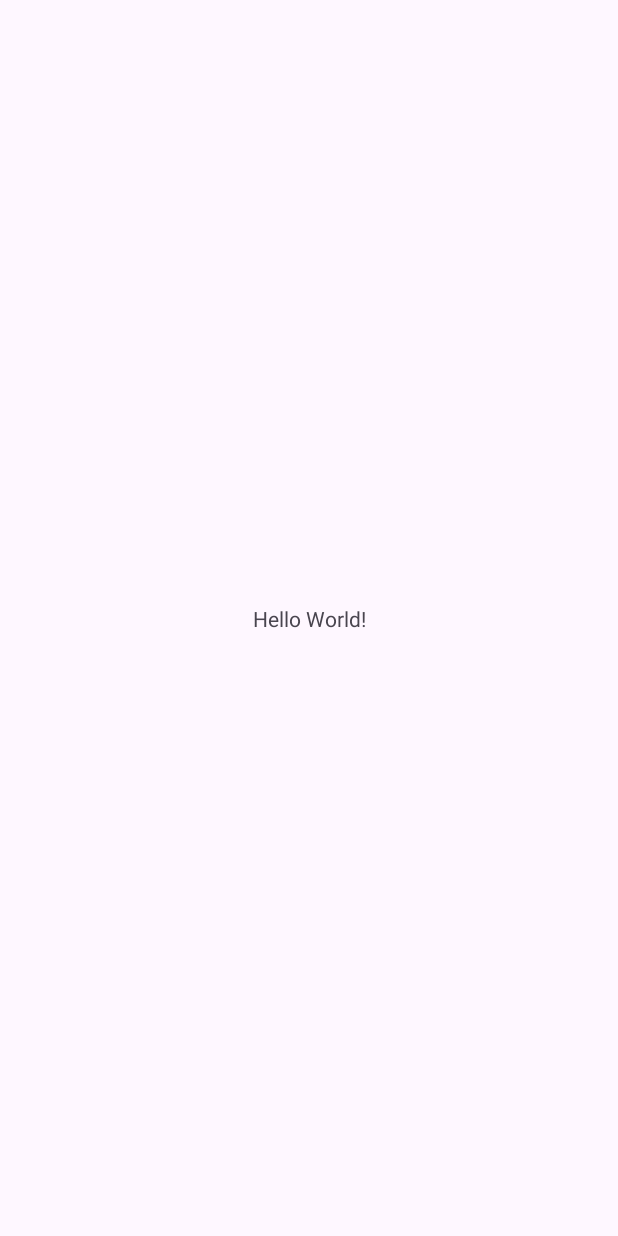
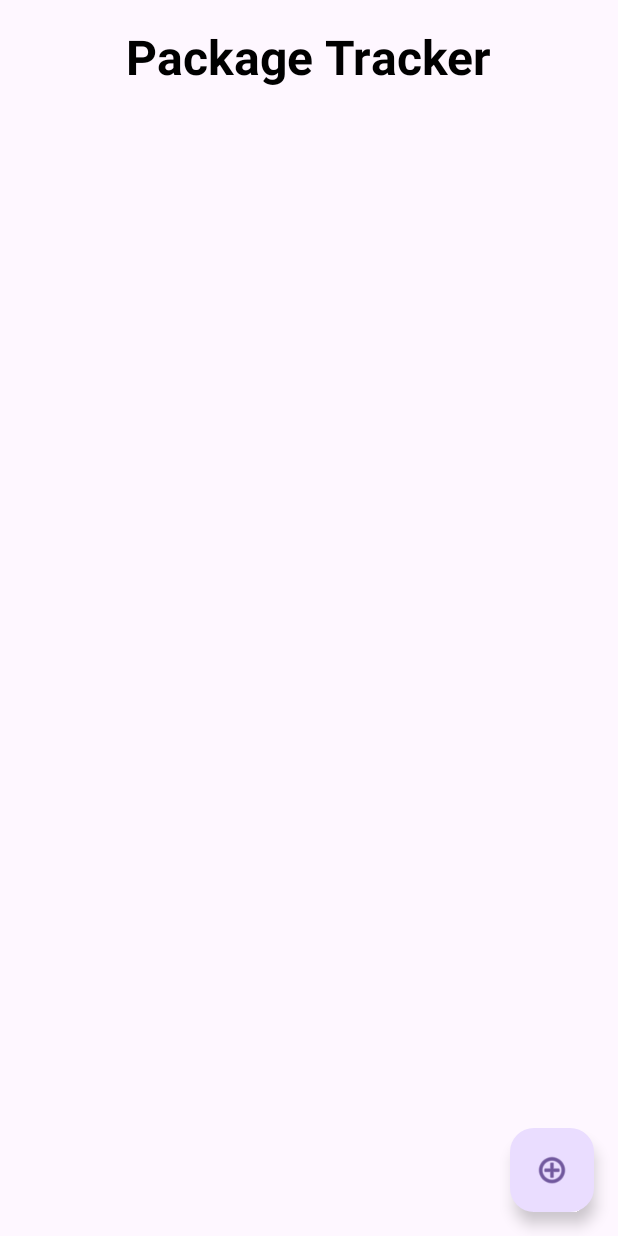
Before and after one commit to enriquegarcia92/Parcial_1_00093619, an Android app: the screen it shows after launch (MainActivity), on a phone screen of 412 x 824 dp. Before the commit the screen is almost empty. Run offline under Robolectric (Android 15) with nearby library versions, the phone set to English and light mode, and no system bars; our stand-ins replace data binding.

Commit message:
Elaboración de las vistas

```diff
--- /dev/null
+++ b/app/src/main/java/com/jgarcia/parcial1/ui/pack/packages/PacksFragment.kt
@@ -0,0 +1,60 @@
+package com.jgarcia.parcial1.ui.pack.packages
+
+import android.os.Bundle
+import androidx.fragment.app.Fragment
+import android.view.LayoutInflater
+import android.view.View
+import android.view.ViewGroup
+import com.jgarcia.parcial1.R
+
+// TODO: Rename parameter arguments, choose names that match
+// the fragment initialization parameters, e.g. ARG_ITEM_NUMBER
+private const val ARG_PARAM1 = "param1"
+private const val ARG_PARAM2 = "param2"
+
+/**
+ * A simple [Fragment] subclass.
+ * Use the [PacksFragment.newInstance] factory method to
+ * create an instance of this fragment.
+ */
+class PacksFragment : Fragment() {
+    // TODO: Rename and change types of parameters
+    private var param1: String? = null
+    private var param2: String? = null
+
+    override fun onCreate(savedInstanceState: Bundle?) {
+        super.onCreate(savedInstanceState)
+        arguments?.let {
+            param1 = it.getString(ARG_PARAM1)
+            param2 = it.getString(ARG_PARAM2)
+        }
+    }
+
+    override fun onCreateView(
+        inflater: LayoutInflater, container: ViewGroup?,
+        savedInstanceState: Bundle?
+    ): View? {
+        // Inflate the layout for this fragment
+        return inflater.inflate(R.layout.fragment_packs, container, false)
+    }
+
+    companion object {
+        /**
+         * Use this factory method to create a new instance of
+         * this fragment using the provided parameters.
+         *
+         * @param param1 Parameter 1.
+         * @param param2 Parameter 2.
+         * @return A new instance of fragment PacksFragment.
+         */
+        // TODO: Rename and change types and number of parameters
+        @JvmStatic
+        fun newInstance(param1: String, param2: String) =
+            PacksFragment().apply {
+                arguments = Bundle().apply {
+                    putString(ARG_PARAM1, param1)
+                    putString(ARG_PARAM2, param2)
+                }
+            }
+    }
+}
--- a/app/src/main/java/com/jgarcia/parcial1/ui/pack/viewmodel/PackViewModel.kt
+++ b/app/src/main/java/com/jgarcia/parcial1/ui/pack/viewmodel/PackViewModel.kt
@@ -20,7 +20,7 @@ class PackViewModel (private val repository: PackRepository): ViewModel() {
         repository.addPack(pack)
     }
 
-    fun createPack(){
+    public fun createPack(){
         if(!validateData()){
             status.value = WRONG_INFORMATION
             return
--- a/app/src/main/res/layout/activity_main.xml
+++ b/app/src/main/res/layout/activity_main.xml
@@ -1,18 +1,24 @@
 <?xml version="1.0" encoding="utf-8"?>
-<androidx.constraintlayout.widget.ConstraintLayout xmlns:android="http://schemas.android.com/apk/res/android"
+<layout xmlns:android="http://schemas.android.com/apk/res/android"
     xmlns:app="http://schemas.android.com/apk/res-auto"
-    xmlns:tools="http://schemas.android.com/tools"
-    android:layout_width="match_parent"
-    android:layout_height="match_parent"
-    tools:context=".MainActivity">
+    xmlns:tools="http://schemas.android.com/tools">
+    <data>
+        <variable
+            name="viewmodel"
+            type="com.jgarcia.parcial1.ui.pack.viewmodel.PackViewModel" />
+    </data>
 
-    <TextView
-        android:layout_width="wrap_content"
-        android:layout_height="wrap_content"
-        android:text="Hello World!"
-        app:layout_constraintBottom_toBottomOf="parent"
-        app:layout_constraintEnd_toEndOf="parent"
-        app:layout_constraintStart_toStartOf="parent"
-        app:layout_constraintTop_toTopOf="parent" />
+    <FrameLayout
+        android:layout_width="match_parent"
+        android:layout_height="match_parent">
 
-</androidx.constraintlayout.widget.ConstraintLayout>
+        <androidx.fragment.app.FragmentContainerView
+            android:id="@+id/fragmentContainerView"
+            android:layout_width="match_parent"
+            android:layout_height="match_parent"
+            android:name="androidx.navigation.fragment.NavHostFragment"
+            app:defaultNavHost="true"
+            app:navGraph="@navigation/nav_graph"/>
+    </FrameLayout>
+
+</layout>
--- /dev/null
+++ b/app/src/main/res/layout/fragment_packs.xml
@@ -0,0 +1,53 @@
+<?xml version="1.0" encoding="utf-8"?>
+<layout xmlns:android="http://schemas.android.com/apk/res/android"
+    xmlns:app="http://schemas.android.com/apk/res-auto"
+    xmlns:tools="http://schemas.android.com/tools">
+    <data>
+        <variable
+            name="viewmodel"
+            type="com.jgarcia.parcial1.ui.pack.viewmodel.PackViewModel" />
+    </data>
+
+    <androidx.constraintlayout.widget.ConstraintLayout
+        android:layout_width="match_parent"
+        android:layout_height="match_parent">
+
+
+        <TextView
+            android:id="@+id/pack_tracker_tittle"
+            android:layout_width="wrap_content"
+            android:layout_height="wrap_content"
+            android:layout_marginTop="@dimen/default_gap"
+            android:text="@string/pack_tracker_text"
+            app:layout_constraintEnd_toEndOf="parent"
+            app:layout_constraintStart_toStartOf="parent"
+            app:layout_constraintTop_toTopOf="parent"
+            android:textColor="@color/black"
+            android:textSize="@dimen/tittle_size"
+            android:textStyle="bold"/>
+
+        <com.google.android.material.floatingactionbutton.FloatingActionButton
+            android:id="@+id/addbutton"
+            android:layout_width="wrap_content"
+            android:layout_height="wrap_content"
+            android:layout_marginEnd="@dimen/default_gap"
+            android:layout_marginBottom="@dimen/default_gap"
+            android:clickable="true"
+            android:src="@android:drawable/ic_menu_add"
+            app:layout_constraintBottom_toBottomOf="parent"
+            app:layout_constraintEnd_toEndOf="parent" />
+
+        <androidx.recyclerview.widget.RecyclerView
+            android:id="@+id/recycler_view"
+            android:layout_width="0dp"
+            android:layout_height="0dp"
+            app:layout_constraintBottom_toBottomOf="parent"
+            app:layout_constraintEnd_toEndOf="parent"
+            app:layout_constraintHorizontal_bias="0.0"
+            app:layout_constraintStart_toStartOf="parent"
+            app:layout_constraintTop_toBottomOf="@+id/pack_tracker_tittle"
+            app:layout_constraintVertical_bias="0.0" />
+
+
+    </androidx.constraintlayout.widget.ConstraintLayout>
+</layout>
--- /dev/null
+++ b/app/src/main/res/navigation/nav_graph.xml
@@ -0,0 +1,38 @@
+<?xml version="1.0" encoding="utf-8"?>
+<navigation xmlns:android="http://schemas.android.com/apk/res/android"
+    xmlns:app="http://schemas.android.com/apk/res-auto"
+    xmlns:tools="http://schemas.android.com/tools"
+    android:id="@+id/nav_graph"
+    app:startDestination="@id/packsFragment">
+
+    <fragment
+        android:id="@+id/packsFragment"
+        android:name="com.jgarcia.parcial1.ui.pack.packages.PacksFragment"
+        android:label="fragment_packs"
+        tools:layout="@layout/fragment_packs" >
+        <action
+            android:id="@+id/action_packsFragment_to_addPackFragment"
+            app:destination="@id/addPackFragment" />
+        <action
+            android:id="@+id/action_packsFragment_to_packageFragment"
+            app:destination="@id/packageFragment" />
+    </fragment>
+    <fragment
+        android:id="@+id/addPackFragment"
+        android:name="com.jgarcia.parcial1.ui.pack.addpackage.AddPackFragment"
+        android:label="fragment_add_pack"
+        tools:layout="@layout/fragment_add_pack" >
+        <action
+            android:id="@+id/action_addPackFragment_to_packsFragment"
+            app:destination="@id/packsFragment" />
+    </fragment>
+    <fragment
+        android:id="@+id/packageFragment"
+        android:name="com.jgarcia.parcial1.ui.PackageFragment"
+        android:label="fragment_package"
+        tools:layout="@layout/fragment_package" >
+        <action
+            android:id="@+id/action_packageFragment_to_packsFragment"
+            app:destination="@id/packsFragment" />
+    </fragment>
+</navigation>
--- a/app/src/main/res/values/colors.xml
+++ b/app/src/main/res/values/colors.xml
@@ -2,4 +2,5 @@
 <resources>
     <color name="black">#FF000000</color>
     <color name="white">#FFFFFFFF</color>
+    <color name="secondary">#9E9E9E</color>
 </resources>
--- /dev/null
+++ b/app/src/main/res/values/dimens.xml
@@ -0,0 +1,6 @@
+<?xml version="1.0" encoding="utf-8"?>
+<resources>
+    <dimen name="default_gap">16dp</dimen>
+    <dimen name="tittle_size">32sp</dimen>
+    <dimen name="default_radious">15dp</dimen>
+</resources>
--- a/app/src/main/res/values/strings.xml
+++ b/app/src/main/res/values/strings.xml
@@ -1,3 +1,9 @@
 <resources>
     <string name="app_name">Parcial1</string>
+    <string name="new_pack_text">Add New Package</string>
+    <string name="pack_tracker_text">Package Tracker</string>
+    <string name="hint_nombre">Nombre</string>
+    <string name="price_hint">Precio</string>
+    <string name="submit_text">Submit</string>
+    <string name="package_name">Nombre Paquete</string>
 </resources>
```
Also changed, not shown: app/src/main/java/com/jgarcia/parcial1/ui/PackageFragment.kt (added, +25 -0 lines), app/src/main/java/com/jgarcia/parcial1/ui/pack/addpackage/AddPackFragment.kt (added, +24 -0 lines), app/src/main/res/layout/fragment_add_pack.xml (added, +87 -0 lines), app/src/main/res/layout/fragment_package.xml (added, +53 -0 lines), app/src/main/res/layout/pack_item.xml (added, +59 -0 lines), app/src/main/res/drawable/pack.png (added).
